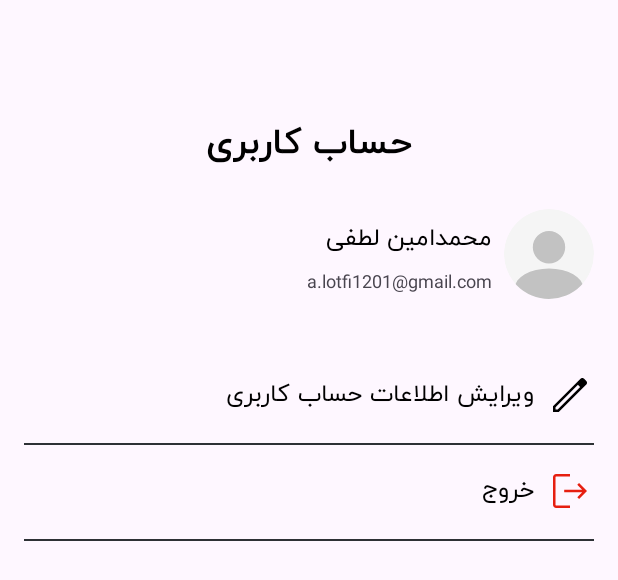
After one commit to Dongi-App/Dongi-Android, an Android app: the layout activity_profile.xml on its own in the app's theme, with its tools: preview values and no code run, on a phone screen of 412 x 824 dp. The commit adds this screen. Shown: the top 580 px of the screen. Run offline under Robolectric (Android 15) with nearby library versions, the phone set to English and light mode, and no system bars.

Commit message:
feat: add profile activity

```diff
--- /dev/null
+++ b/app/src/main/java/com/example/dongi/ui/profile/ProfileActivity.kt
@@ -0,0 +1,4 @@
+package com.example.dongi.ui.profile
+
+class ProfileActivity {
+}
--- /dev/null
+++ b/app/src/main/res/drawable/edit.xml
@@ -0,0 +1,9 @@
+<vector xmlns:android="http://schemas.android.com/apk/res/android"
+    android:width="24dp"
+    android:height="24dp"
+    android:viewportWidth="24"
+    android:viewportHeight="24">
+  <path
+      android:pathData="M4.756,19.243H5.859L17.08,8.032L15.977,6.93L4.756,18.14V19.243ZM3.5,20.5V17.629L17.262,3.866C17.382,3.758 17.519,3.671 17.673,3.607C17.828,3.542 17.99,3.51 18.159,3.51C18.32,3.51 18.479,3.54 18.633,3.601C18.787,3.662 18.927,3.752 19.055,3.871L20.143,4.966C20.27,5.088 20.361,5.228 20.416,5.385C20.472,5.542 20.5,5.699 20.5,5.856C20.5,6.018 20.469,6.179 20.407,6.337C20.345,6.494 20.257,6.633 20.143,6.753L6.371,20.5H3.5ZM16.529,7.487L15.977,6.93L17.08,8.032L16.529,7.487Z"
+      android:fillColor="#000000"/>
+</vector>
--- /dev/null
+++ b/app/src/main/res/drawable/logout.xml
@@ -0,0 +1,9 @@
+<vector xmlns:android="http://schemas.android.com/apk/res/android"
+    android:width="24dp"
+    android:height="24dp"
+    android:viewportWidth="24"
+    android:viewportHeight="24">
+  <path
+      android:pathData="M5.064,20.5C4.634,20.5 4.266,20.347 3.96,20.04C3.653,19.734 3.5,19.366 3.5,18.936V5.064C3.5,4.634 3.653,4.266 3.96,3.96C4.266,3.653 4.634,3.5 5.064,3.5H11.999V4.756H5.064C4.987,4.756 4.917,4.788 4.852,4.852C4.788,4.917 4.756,4.987 4.756,5.064V18.936C4.756,19.013 4.788,19.083 4.852,19.147C4.917,19.212 4.987,19.243 5.064,19.243H11.999V20.5H5.064ZM16.549,15.962L15.653,15.063L18.087,12.628H9.096V11.372H18.067L15.632,8.937L16.522,8.032L20.5,12.014L16.549,15.962Z"
+      android:fillColor="#E61F10"/>
+</vector>
--- /dev/null
+++ b/app/src/main/res/drawable/profile.xml
@@ -0,0 +1,19 @@
+<vector xmlns:android="http://schemas.android.com/apk/res/android"
+    android:width="60dp"
+    android:height="60dp"
+    android:viewportWidth="60"
+    android:viewportHeight="60">
+  <group>
+    <clip-path
+        android:pathData="M30,0L30,0A30,30 0,0 1,60 30L60,30A30,30 0,0 1,30 60L30,60A30,30 0,0 1,0 30L0,30A30,30 0,0 1,30 0z"/>
+    <path
+        android:pathData="M30,0L30,0A30,30 0,0 1,60 30L60,30A30,30 0,0 1,30 60L30,60A30,30 0,0 1,0 30L0,30A30,30 0,0 1,30 0z"
+        android:fillColor="#F5F5F5"/>
+    <path
+        android:pathData="M7.2,52.8a22.8,13.2 0,1 0,45.6 0a22.8,13.2 0,1 0,-45.6 0z"
+        android:fillColor="#C2C2C2"/>
+    <path
+        android:pathData="M30,25.499m-10.8,0a10.8,10.8 0,1 1,21.6 0a10.8,10.8 0,1 1,-21.6 0"
+        android:fillColor="#C2C2C2"/>
+  </group>
+</vector>
--- /dev/null
+++ b/app/src/main/res/layout/activity_profile.xml
@@ -0,0 +1,146 @@
+<RelativeLayout xmlns:android="http://schemas.android.com/apk/res/android"
+    xmlns:tools="http://schemas.android.com/tools"
+    android:layout_width="match_parent"
+    android:layout_height="match_parent"
+    tools:context=".ui.profile.ProfileActivity">
+
+    <androidx.appcompat.widget.Toolbar
+        android:id="@+id/toolbar"
+        android:layout_width="match_parent"
+        android:layout_height="?attr/actionBarSize"
+        android:theme="@style/ToolbarTheme"
+        android:popupTheme="@style/ToolbarPopupTheme" />
+
+    <TextView
+        android:id="@+id/profileTitleTextView"
+        android:layout_width="match_parent"
+        android:layout_height="wrap_content"
+        android:text="@string/profile"
+        android:layout_below="@id/toolbar"
+        android:textSize="24sp"
+        android:fontFamily="@font/iran_yekan_bold"
+        android:textColor="@android:color/black"
+        android:gravity="center"
+        android:paddingVertical="8dp" />
+
+    <RelativeLayout
+        android:id="@+id/profileLayout"
+        android:layout_width="match_parent"
+        android:layout_height="wrap_content"
+        android:layout_below="@id/profileTitleTextView"
+        android:layout_margin="16dp"
+        android:layoutDirection="rtl">
+
+        <ImageView
+            android:id="@+id/profileImageView"
+            android:layout_width="wrap_content"
+            android:layout_height="wrap_content"
+            android:contentDescription="@string/profile_image"
+            android:src="@drawable/profile"
+            android:layout_marginEnd="8dp"
+            android:layout_centerVertical="true" />
+
+        <TextView
+            android:id="@+id/profileNameTextView"
+            android:layout_width="match_parent"
+            android:layout_height="wrap_content"
+            android:layout_toEndOf="@+id/profileImageView"
+            android:text="محمدامین لطفی"
+            android:textSize="16sp"
+            android:fontFamily="@font/iran_yekan_regular"
+            android:paddingTop="4dp"
+            android:textColor="@android:color/black" />
+
+        <!--    email address    -->
+        <TextView
+            android:id="@+id/profileEmailTextView"
+            android:layout_width="match_parent"
+            android:layout_height="wrap_content"
+            android:layout_toEndOf="@+id/profileImageView"
+            android:layout_alignBottom="@+id/profileImageView"
+            android:gravity="right"
+            android:textSize="12sp"
+            android:paddingBottom="4dp"
+            android:text="a.lotfi1201@gmail.com"
+            tools:ignore="RtlHardcoded" />
+
+    </RelativeLayout>
+
+    <RelativeLayout
+        android:id="@+id/profileItemsLayout"
+        android:layout_width="match_parent"
+        android:layout_height="wrap_content"
+        android:layout_below="@id/profileLayout"
+        android:layout_margin="16dp"
+        android:layoutDirection="rtl">
+
+        <RelativeLayout
+            android:id="@+id/editProfile"
+            android:layout_width="match_parent"
+            android:layout_height="wrap_content"
+            android:paddingVertical="16dp">
+
+            <ImageView
+                android:id="@+id/editProfileImageView"
+                android:layout_width="32dp"
+                android:layout_height="32dp"
+                android:contentDescription="@string/group_icon"
+                android:src="@drawable/edit"
+                android:layout_marginEnd="8dp"/>
+
+            <!--    edit profile aligned vertically to the center    -->
+            <TextView
+                android:id="@+id/editProfileTextView"
+                android:layout_width="match_parent"
+                android:layout_height="wrap_content"
+                android:layout_toEndOf="@+id/editProfileImageView"
+                android:text="@string/edit_profile"
+                android:textSize="16sp"
+                android:fontFamily="@font/iran_yekan_regular"
+                android:textColor="@android:color/black" />
+
+        </RelativeLayout>
+
+        <View
+            android:layout_width="match_parent"
+            android:layout_height="1dp"
+            android:background="@color/secondaryButtonColor"
+            android:layout_below="@+id/editProfile"/>
+
+        <RelativeLayout
+            android:id="@+id/logout"
+            android:layout_width="match_parent"
+            android:layout_height="wrap_content"
+            android:layout_below="@+id/editProfile"
+            android:paddingVertical="16dp">
+
+            <ImageView
+                android:id="@+id/logoutImageView"
+                android:layout_width="32dp"
+                android:layout_height="32dp"
+                android:contentDescription="@string/group_icon"
+                android:src="@drawable/logout"
+                android:layout_marginEnd="8dp"/>
+
+            <!--    edit profile aligned vertically to the center    -->
+            <TextView
+                android:id="@+id/logoutTextView"
+                android:layout_width="match_parent"
+                android:layout_height="wrap_content"
+                android:layout_toEndOf="@+id/logoutImageView"
+                android:text="@string/logout"
+                android:textSize="16sp"
+                android:fontFamily="@font/iran_yekan_regular"
+                android:textColor="@android:color/black" />
+
+        </RelativeLayout>
+
+        <View
+            android:layout_width="match_parent"
+            android:layout_height="1dp"
+            android:background="@color/secondaryButtonColor"
+            android:layout_below="@+id/logout"/>
+
+    </RelativeLayout>
+
+</RelativeLayout>
--- a/app/src/main/res/values/colors.xml
+++ b/app/src/main/res/values/colors.xml
@@ -5,4 +5,5 @@
     <color name="core_surface">#FCFCFC</color>
     <color name="primaryButtonColor">#FF754EC6</color>
     <color name="secondaryButtonColor">#FF2D3135</color>
+    <color name="errorColor">#FFE61F10</color>
 </resources>
--- a/app/src/main/res/values/strings.xml
+++ b/app/src/main/res/values/strings.xml
@@ -14,4 +14,8 @@
     <string name="groups">گروه‌ها</string>
     <string name="add_group">افزودن گروه</string>
     <string name="enter_group_name">نام گروه را وارد کنید</string>
+    <string name="profile">حساب کاربری</string>
+    <string name="profile_image">profile image</string>
+    <string name="edit_profile">ویرایش اطلاعات حساب کاربری</string>
+    <string name="logout">خروج</string>
 </resources>
```
